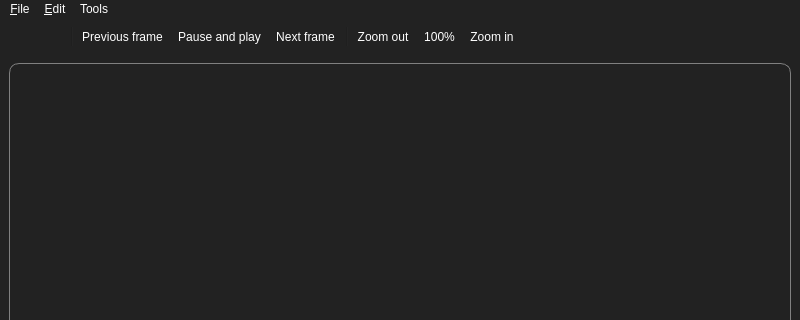
Old version of the form src/app/main_window.ui in the repository BenjikQ/Livewire; both pictures show x 0 to 800 and y 0 to 320 of the 800 by 600 pixel window.
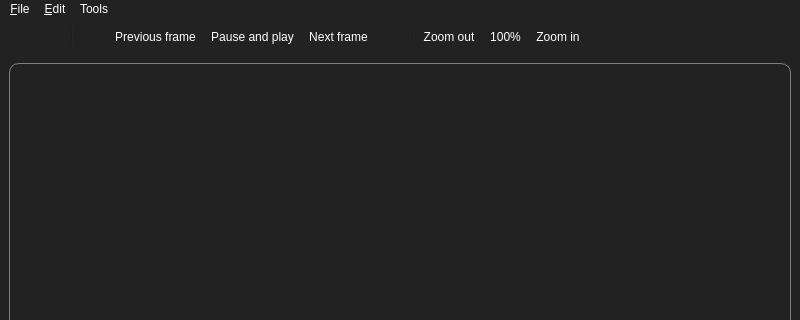
New version of the form. Icons and pictures are not drawn.

Commit message: Add buttons for getting first and last frame of movie

What changed in the file:
```diff
--- a/src/app/main_window.ui
+++ b/src/app/main_window.ui
@@ -128,9 +128,11 @@
    <addaction name="actionChangePointColor"/>
    <addaction name="actionChangePathColor"/>
    <addaction name="separator"/>
+   <addaction name="actionFirstFrame"/>
    <addaction name="actionPreviousFrame"/>
    <addaction name="actionPauseAndPlay"/>
    <addaction name="actionNextFrame"/>
+   <addaction name="actionLastFrame"/>
    <addaction name="separator"/>
    <addaction name="actionZoomOut"/>
    <addaction name="actionZoom"/>
@@ -300,6 +302,24 @@
     <string>Load outlines with colors</string>
    </property>
   </action>
+  <action name="actionFirstFrame">
+   <property name="icon">
+    <iconset>
+     <normaloff>../../data/icons/first.png</normaloff>../../data/icons/first.png</iconset>
+   </property>
+   <property name="text">
+    <string> </string>
+   </property>
+  </action>
+  <action name="actionLastFrame">
+   <property name="icon">
+    <iconset>
+     <normaloff>../../data/icons/last.png</normaloff>../../data/icons/last.png</iconset>
+   </property>
+   <property name="text">
+    <string> </string>
+   </property>
+  </action>
  </widget>
  <resources/>
  <connections>
```
Left out of the diff: 34 changed lines with no effect on the pictures. The commit also changes 5 other files.
